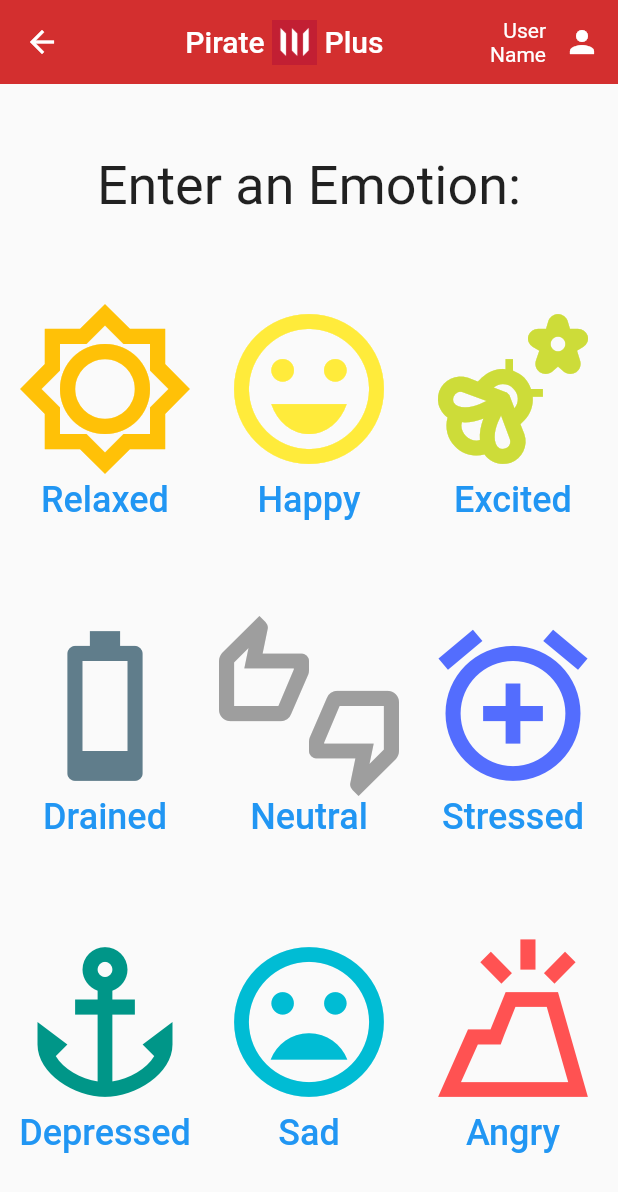
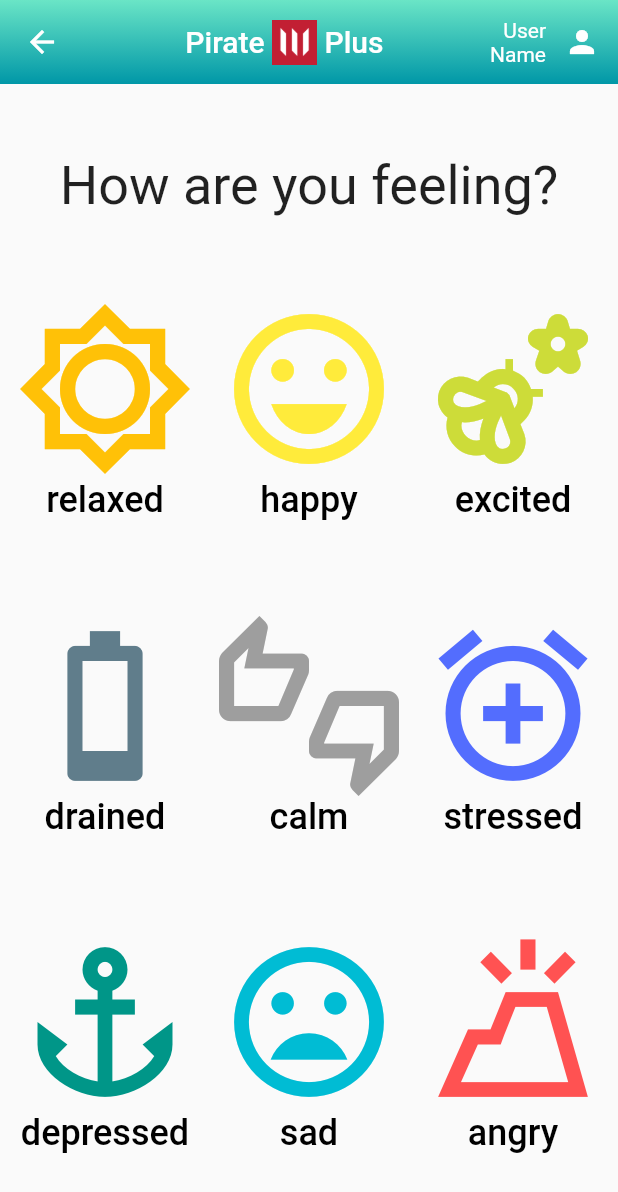
Before and after one commit to Caleb-Flegel/PiratePlusApp, a Flutter app: the gptResponse screen opened directly with empty values, after a tap on "Go Home", after a tap on "Enter an emotion", on a phone screen of 412 x 824 dp. Shown: the top 1192 px of the screen. Run offline on Flutter 3.47's test engine with Material 2 defaults, Android fonts, the phone set to English and light mode, and no system bars; missing offline and left inert: mysql1; project files that could hold a hidden picture were left out.

Commit message:
looking nice changes

```diff
--- a/lib/main.dart
+++ b/lib/main.dart
@@ -52,7 +52,13 @@ class _basicState extends State<basic> {
           ],
         ),
         centerTitle: true,
-        backgroundColor: Colors.red[700],
+        flexibleSpace: Container(
+          decoration: BoxDecoration(
+            gradient: LinearGradient(
+              begin: Alignment.topCenter,
+              end: Alignment.bottomCenter,
+              colors: <Color>[Color.fromARGB(255, 106, 229, 198), Colors.cyan.shade700]))
+        ),
         elevation: 0,
         actions: [
           Column(
--- a/lib/pages/EmotionEntry.dart
+++ b/lib/pages/EmotionEntry.dart
@@ -60,7 +60,14 @@ class _emotionSelectState extends State<emotionSelect> {
           ],
         ),
         centerTitle: true,
-        backgroundColor: Colors.red[700],
+        flexibleSpace: Container(
+          decoration: BoxDecoration(
+            gradient: LinearGradient(
+              begin: Alignment.topCenter,
+              end: Alignment.bottomCenter,
+              colors: <Color>[Color.fromARGB(255, 106, 229, 198), Colors.cyan.shade700]))
+        ),
+
         elevation: 0,
 
         actions: [
@@ -88,7 +95,7 @@ class _emotionSelectState extends State<emotionSelect> {
         mainAxisAlignment: MainAxisAlignment.spaceEvenly,
         children: [
           Text(
-            "Enter an Emotion:",
+            "How are you feeling?",
             style: TextStyle(fontSize: 36),
           ),
           Row(
@@ -111,8 +118,8 @@ class _emotionSelectState extends State<emotionSelect> {
                         color: Colors.amber,
                         size: 120.0,
                       ),
-                      Text('Relaxed',
-                        style: TextStyle (fontSize: 24.0),
+                      Text('relaxed',
+                        style: TextStyle (fontSize: 24.0, color: Colors.black),
                       ),
                     ]
                 ),
@@ -134,15 +141,15 @@ class _emotionSelectState extends State<emotionSelect> {
                         color: Colors.yellow,
                         size: 120.0,
                       ),
-                      Text('Happy',
-                        style: TextStyle(fontSize: 24.0),
+                      Text('happy',
+                        style: TextStyle(fontSize: 24.0, color: Colors.black),
                       ),
                     ]
                 ),
               ),
               TextButton(
                 onPressed: () async {
-                  curReport.emotion = 'Excited';
+                  curReport.emotion = 'excited';
                   await Navigator.pushNamed(
                       context,
                       Question.routeName,
@@ -157,8 +164,8 @@ class _emotionSelectState extends State<emotionSelect> {
                       color: Colors.lime,
                       size: 120.0,
                     ),
-                    Text('Excited',
-                      style: TextStyle(fontSize: 24.0),
+                    Text('excited',
+                      style: TextStyle(fontSize: 24.0, color: Colors.black),
                     ),
                   ],
                 ),
@@ -170,7 +177,7 @@ class _emotionSelectState extends State<emotionSelect> {
             children: [
               TextButton(
                 onPressed: () async {
-                  curReport.emotion = 'Drained';
+                  curReport.emotion = 'drained';
                   await Navigator.pushNamed(
                       context,
                       Question.routeName,
@@ -185,15 +192,15 @@ class _emotionSelectState extends State<emotionSelect> {
                         color: Colors.blueGrey,
                         size: 120.0,
                       ),
-                      Text('Drained',
-                        style: TextStyle(fontSize: 24.0),
+                      Text('drained',
+                        style: TextStyle(fontSize: 24.0, color: Colors.black),
                       ),
                     ]
                 ),
               ),
               TextButton(
                 onPressed: () async {
-                  curReport.emotion = 'Neutral';
+                  curReport.emotion = 'calm';
                   await Navigator.pushNamed(
                       context,
                       Question.routeName,
@@ -208,8 +215,8 @@ class _emotionSelectState extends State<emotionSelect> {
                         color: Colors.grey,
                         size: 120.0,
                       ),
-                      Text('Neutral',
-                        style: TextStyle(fontSize: 24.0),
+                      Text('calm',
+                        style: TextStyle(fontSize: 24.0, color: Colors.black),
                       ),
                     ]
                 ),
@@ -231,8 +238,8 @@ class _emotionSelectState extends State<emotionSelect> {
                         color: Colors.indigoAccent,
                         size: 120.0
                     ),
-                    Text('Stressed',
-                      style: TextStyle(fontSize: 24.0),
+                    Text('stressed',
+                      style: TextStyle(fontSize: 24.0, color: Colors.black),
                     ),
                   ],
                 ),
@@ -259,8 +266,8 @@ class _emotionSelectState extends State<emotionSelect> {
                           color: Colors.teal,
                           size: 120.0
                       ),
-                      Text('Depressed',
-                        style: TextStyle(fontSize: 24.0),
+                      Text('depressed',
+                        style: TextStyle(fontSize: 24.0, color: Colors.black),
                       ),
                     ]
                 ),
@@ -282,8 +289,8 @@ class _emotionSelectState extends State<emotionSelect> {
                         color: Colors.cyan,
                         size: 120.0,
                       ),
-                      Text('Sad',
-                        style: TextStyle(fontSize: 24.0),
+                      Text('sad',
+                        style: TextStyle(fontSize: 24.0, color: Colors.black),
                       ),
                     ]
                 ),
@@ -305,8 +312,8 @@ class _emotionSelectState extends State<emotionSelect> {
                       color: Colors.redAccent,
                       size: 120.0,
                     ),
-                    Text('Angry',
-                      style: TextStyle(fontSize: 24.0),
+                    Text('angry',
+                      style: TextStyle(fontSize: 24.0, color: Colors.black),
                     ),
                   ],
                 ),
--- a/lib/pages/GPTEmotionRepsonse.dart
+++ b/lib/pages/GPTEmotionRepsonse.dart
@@ -11,7 +11,6 @@ class gptResponse extends StatefulWidget {
 class _gptResponseState extends State<gptResponse> {
   @override
   Widget build(BuildContext context) {
-
     report curReport = ModalRoute.of(context)?.settings.arguments as report;
 
     var temp = "";
@@ -30,60 +29,77 @@ class _gptResponseState extends State<gptResponse> {
             ],
           ),
           centerTitle: true,
-        backgroundColor: Colors.red[700],
+          flexibleSpace: Container(
+              decoration: BoxDecoration(
+                  gradient: LinearGradient(
+                      begin: Alignment.topCenter,
+                      end: Alignment.bottomCenter,
+                      colors: <Color>[
+                Color.fromARGB(255, 106, 229, 198),
+                Colors.cyan.shade700
+              ]))),
           elevation: 0,
-
           actions: [
             Column(
                 mainAxisAlignment: MainAxisAlignment.center,
                 crossAxisAlignment: CrossAxisAlignment.end,
                 children: [
-                Text(
-                    "User"
-                ),
-                Text(
-                    " Name"
-                ),
-              ]
-          ),
+                  Text("User"),
+                  Text(" Name"),
+                ]),
             IconButton(
-            onPressed: () {print("Go edit user settings");},
+              onPressed: () {
+                print("Go edit user settings");
+              },
               icon: Icon(
                 Icons.person,
               ),
             ),
           ],
         ),
-      body: Column(
-        mainAxisAlignment: MainAxisAlignment.spaceEvenly,
+        body: Padding(
+          padding: const EdgeInsets.symmetric(horizontal: 30.0, vertical: 30.0),
+          child: Column(
+            mainAxisAlignment: MainAxisAlignment.start,
             crossAxisAlignment: CrossAxisAlignment.center,
-
             children: [
               Text('GPT Response'),
-
-          Text("*Here is where an eventual gpt response would go for the prompt:\n'How would you help me if to the question ${curReport.question}, I answered ${curReport.response}?"),
-
+                SizedBox(height: 50.0),
+              Text(
+                "*Here is where an eventual gpt response would go for the prompt:\n'How would you help me if to the question ${curReport.question}, I answered ${curReport.response}?",
+                style: TextStyle(
+                  fontSize: 20.0,
+                ),
+                textAlign: TextAlign.center,
+              ),
+              SizedBox(height: 400.0),
               ElevatedButton(
-              onPressed: (){
+                style: ElevatedButton.styleFrom(backgroundColor: Colors.cyan.shade700),
+                  onPressed: () {
                     setState(() {
+                      if (temp == '') {
                         curReport.submitReport().then((reportTxt) {
+                          setState(() {
                             temp = reportTxt;
                           });
                         });
+                      } else {}
+                    });
                   },
-              child: Text('Submit Report')
+                  child: Text('Submit', style: TextStyle(fontWeight: FontWeight.bold))
                   ),
-
               Text('$temp'),
-
               ElevatedButton(
-              onPressed: (){
+                style: ElevatedButton.styleFrom(backgroundColor: Colors.redAccent[400]),
+                  onPressed: () {
                     Navigator.pushReplacementNamed(context, '/');
                   },
-              child: Text('Go Home')
+                  child: Text('Go Home',
+                  style: TextStyle(fontWeight: FontWeight.bold)),
               ),
             ],
           ),
+        )
     );
   }
 }
```
Also changed, not shown: lib/pages/emotionQuestion.dart (+38 -7 lines). Lines whose indentation alone changed are shown as unchanged.
